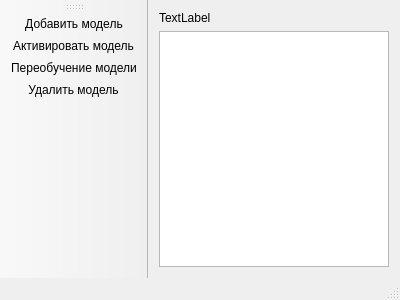
Qt form ai_subsystem/ui/aiForm.ui (Mukudori/IntellectualDialogueSystem) before a commit.
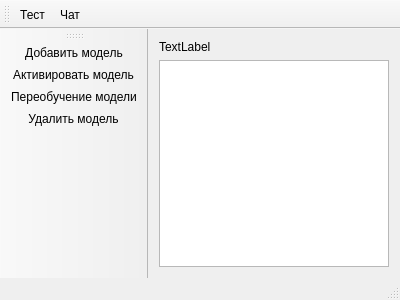
The same form after that commit. Icons and pictures are not drawn.

The edit to the form file:
```diff
--- a/ai_subsystem/ui/aiForm.ui
+++ b/ai_subsystem/ui/aiForm.ui
@@ -43,6 +43,19 @@
    <addaction name="act_Refresh"/>
    <addaction name="act_Del"/>
   </widget>
+  <widget class="QToolBar" name="toolBar_2">
+   <property name="windowTitle">
+    <string>toolBar_2</string>
+   </property>
+   <attribute name="toolBarArea">
+    <enum>TopToolBarArea</enum>
+   </attribute>
+   <attribute name="toolBarBreak">
+    <bool>false</bool>
+   </attribute>
+   <addaction name="act_test"/>
+   <addaction name="act_Chat"/>
+  </widget>
   <action name="act_Add">
    <property name="icon">
     <iconset>
@@ -91,6 +104,30 @@
     <string>Переобучение модели</string>
    </property>
   </action>
+  <action name="act_test">
+   <property name="icon">
+    <iconset>
+     <normaloff>../../pics/terminalTest.png</normaloff>../../pics/terminalTest.png</iconset>
+   </property>
+   <property name="text">
+    <string>Тест</string>
+   </property>
+   <property name="toolTip">
+    <string>Провести тестирование модели</string>
+   </property>
+  </action>
+  <action name="act_Chat">
+   <property name="icon">
+    <iconset>
+     <normaloff>../../pics/terminalChat.png</normaloff>../../pics/terminalChat.png</iconset>
+   </property>
+   <property name="text">
+    <string>Чат</string>
+   </property>
+   <property name="toolTip">
+    <string>Чат с моделью</string>
+   </property>
+  </action>
  </widget>
  <layoutdefault spacing="6" margin="11"/>
  <resources/>
```
